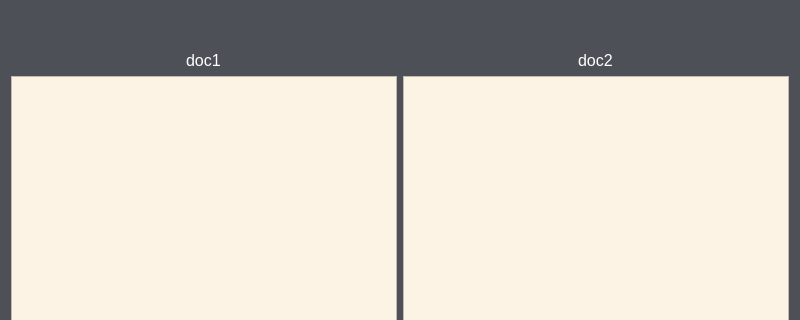
The window that plagdef/gui/ui/matches_dialog.ui (devWhyqueue/plagdef) describes before a commit, drawn with Qt 5; both pictures show x 0 to 800 and y 0 to 320 of the 800 by 600 pixel window.
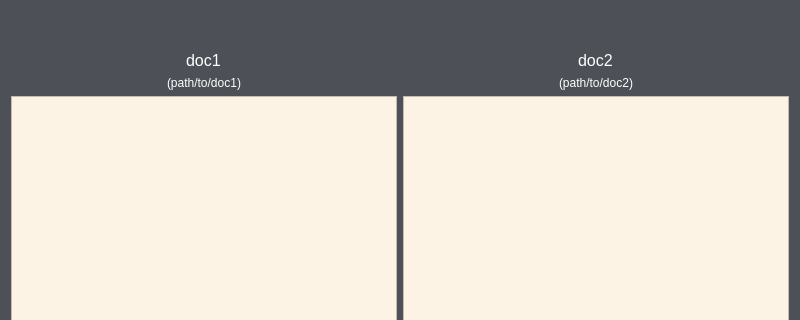
The same window after the commit. Icons and pictures are not drawn.

Commit message: Add path to Document

```diff
--- a/plagdef/gui/ui/matches_dialog.ui
+++ b/plagdef/gui/ui/matches_dialog.ui
@@ -58,6 +58,21 @@
             </item>
             <item>
                 <layout class="QGridLayout" name="doc_layout">
+                    <item row="2" column="1">
+                        <widget class="QTextBrowser" name="doc2_text">
+                            <property name="sizePolicy">
+                                <sizepolicy hsizetype="Expanding" vsizetype="Expanding">
+                                    <horstretch>0</horstretch>
+                                    <verstretch>0</verstretch>
+                                </sizepolicy>
+                            </property>
+                            <property name="styleSheet">
+                                <string notr="true">color: rgb(186, 33, 33);
+                                    background-color: rgb(253, 243, 229);
+                                </string>
+                            </property>
+                        </widget>
+                    </item>
                     <item row="0" column="1" alignment="Qt::AlignHCenter">
                         <widget class="QLabel" name="doc2_label">
                             <property name="styleSheet">
@@ -82,22 +97,7 @@
                             </property>
                         </widget>
                     </item>
-                    <item row="1" column="1">
-                        <widget class="QTextBrowser" name="doc2_text">
-                            <property name="sizePolicy">
-                                <sizepolicy hsizetype="Expanding" vsizetype="Expanding">
-                                    <horstretch>0</horstretch>
-                                    <verstretch>0</verstretch>
-                                </sizepolicy>
-                            </property>
-                            <property name="styleSheet">
-                                <string notr="true">color: rgb(186, 33, 33);
-                                    background-color: rgb(253, 243, 229);
-                                </string>
-                            </property>
-                        </widget>
-                    </item>
-                    <item row="1" column="0">
+                    <item row="2" column="0">
                         <widget class="QTextBrowser" name="doc1_text">
                             <property name="sizePolicy">
                                 <sizepolicy hsizetype="Expanding" vsizetype="Expanding">
@@ -112,6 +112,26 @@
                             </property>
                         </widget>
                     </item>
+                    <item row="1" column="0" alignment="Qt::AlignHCenter">
+                        <widget class="QLabel" name="doc1_path">
+                            <property name="styleSheet">
+                                <string notr="true">color: rgb(255, 255, 255);</string>
+                            </property>
+                            <property name="text">
+                                <string>(path/to/doc1)</string>
+                            </property>
+                        </widget>
+                    </item>
+                    <item row="1" column="1" alignment="Qt::AlignHCenter">
+                        <widget class="QLabel" name="doc2_path">
+                            <property name="styleSheet">
+                                <string notr="true">color: rgb(255, 255, 255);</string>
+                            </property>
+                            <property name="text">
+                                <string>(path/to/doc2)</string>
+                            </property>
+                        </widget>
+                    </item>
                 </layout>
             </item>
             <item>
```
The commit also changes 15 other files.
